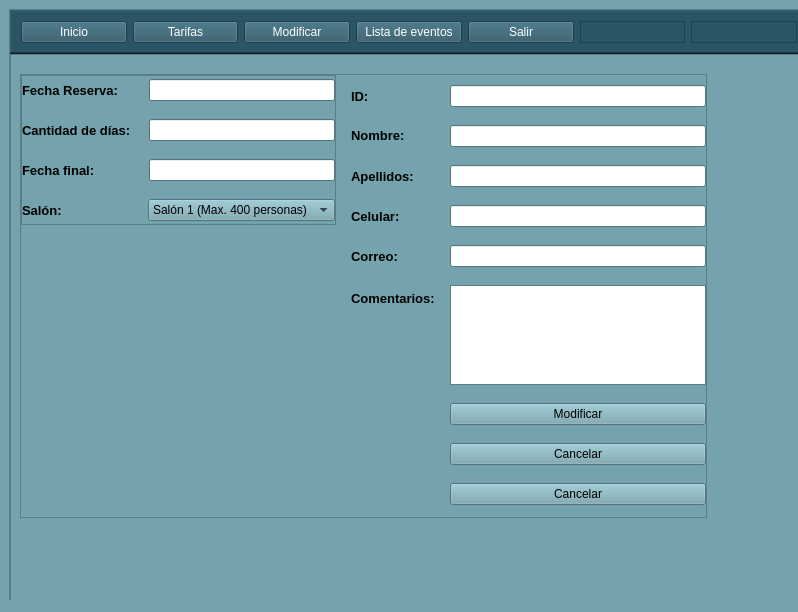
JulianVillad/GestorReservas, file Interfaz.ui: the form before one commit.
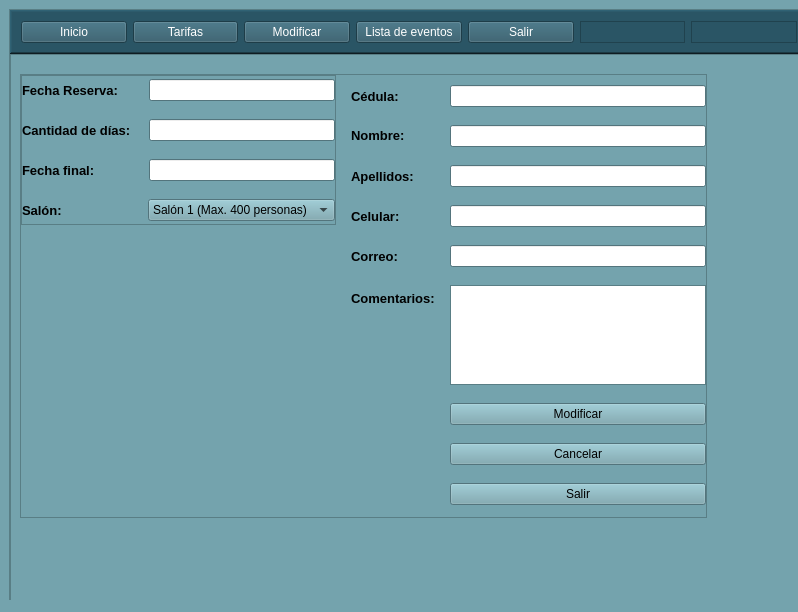
The form after the commit. The open tabs and pages were chosen to show the change.

```diff
--- a/Interfaz.ui
+++ b/Interfaz.ui
@@ -1826,7 +1826,7 @@
                   </font>
                  </property>
                  <property name="text">
-                  <string>ID:</string>
+                  <string>Cédula:</string>
                  </property>
                 </widget>
                </item>
@@ -1941,7 +1941,7 @@
                <item row="8" column="1">
                 <widget class="QPushButton" name="btn_cancelar_2">
                  <property name="text">
-                  <string>Cancelar</string>
+                  <string>Salir</string>
                  </property>
                 </widget>
                </item>
```
Left out of the diff: 72 changed lines with no effect on the pictures.
